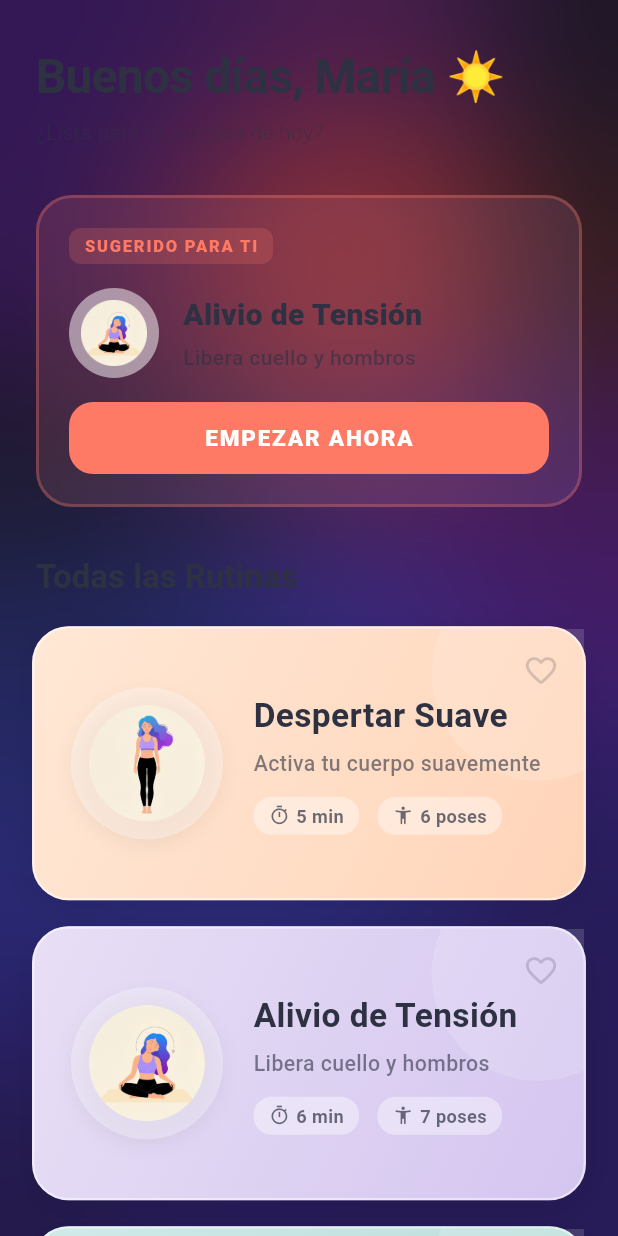
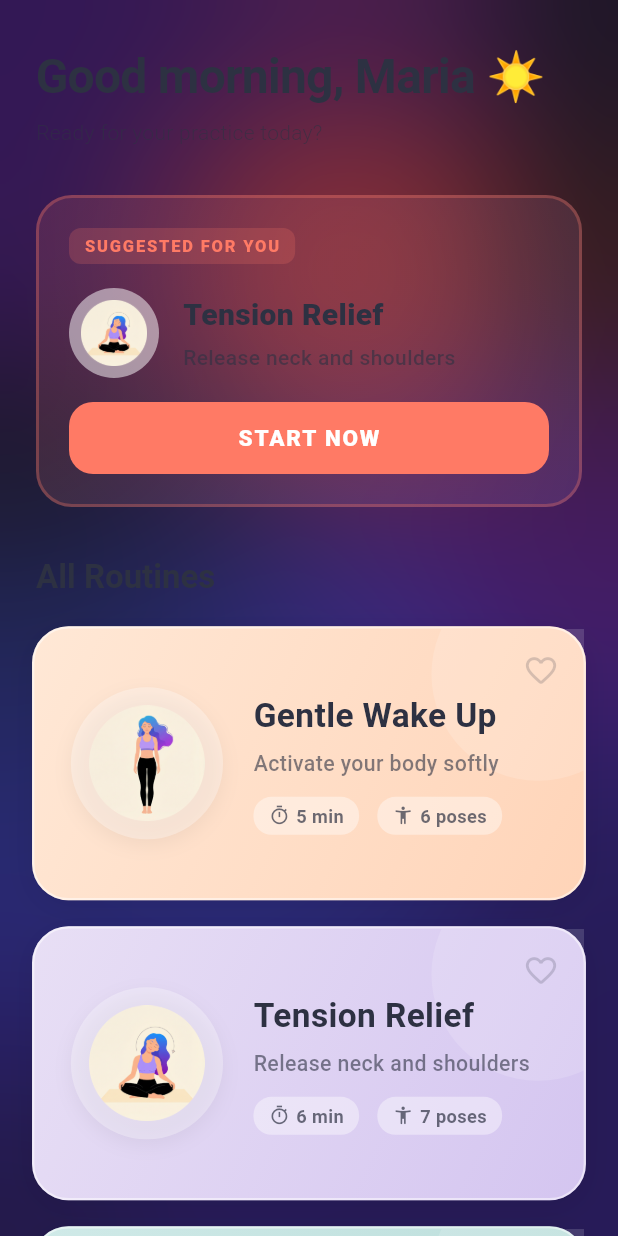
Before and after one commit to bautielcrack4-web/serenity-flow, a Flutter app: the HomeScreenContent screen opened directly, on a phone screen of 412 x 824 dp. Run offline on Flutter 3.47's test engine with Material 3 defaults, Android fonts, the light colour scheme and no system bars; our stand-ins replace audioplayers, confetti, sensors_plus, sign_in_with_apple, supabase_flutter; missing offline and left inert: purchases_flutter; accounts and stored records are empty; network calls fail; Roboto replaces fonts that are missing (Outfit).

Commit message:
Translate app to English and bump version to 1.0.1+4

```diff
--- a/lib/models/gamification_model.dart
+++ b/lib/models/gamification_model.dart
@@ -25,12 +25,12 @@ class LevelSystem {
   }
 
   static String getLevelTitle(int level) {
-    if (level < 5) return "Novato";
-    if (level < 10) return "Aprendiz";
-    if (level < 20) return "Practicante";
-    if (level < 30) return "Experto";
-    if (level < 50) return "Maestro";
-    return "Gurú";
+    if (level < 5) return "Novice";
+    if (level < 10) return "Apprentice";
+    if (level < 20) return "Practitioner";
+    if (level < 30) return "Expert";
+    if (level < 50) return "Master";
+    return "Guru";
   }
 
   static Color getLevelColor(int level) {
@@ -74,8 +74,8 @@ enum AchievementType {
 final List<Achievement> achievements = [
   Achievement(
     id: 'first_session',
-    name: 'Primera Sesión',
-    description: 'Completa tu primera sesión',
+    name: 'First Session',
+    description: 'Complete your first session',
     icon: Icons.star_rounded,
     color: AppColors.coral,
     requiredValue: 1,
@@ -83,8 +83,8 @@ final List<Achievement> achievements = [
   ),
   Achievement(
     id: 'streak_3',
-    name: 'Racha de Fuego',
-    description: '3 días consecutivos',
+    name: 'Fire Streak',
+    description: '3 consecutive days',
     icon: Icons.local_fire_department_rounded,
     color: Colors.orange,
     requiredValue: 3,
@@ -92,8 +92,8 @@ final List<Achievement> achievements = [
   ),
   Achievement(
     id: 'streak_7',
-    name: 'Semana Perfecta',
-    description: '7 días consecutivos',
+    name: 'Perfect Week',
+    description: '7 consecutive days',
     icon: Icons.emoji_events_rounded,
     color: Colors.amber,
     requiredValue: 7,
@@ -101,8 +101,8 @@ final List<Achievement> achievements = [
   ),
   Achievement(
     id: 'sessions_10',
-    name: 'Dedicación',
-    description: '10 sesiones completadas',
+    name: 'Dedication',
+    description: '10 sessions completed',
     icon: Icons.auto_awesome_rounded,
     color: AppColors.lavender,
     requiredValue: 10,
@@ -110,8 +110,8 @@ final List<Achievement> achievements = [
   ),
   Achievement(
     id: 'sessions_50',
-    name: 'Guerrero',
-    description: '50 sesiones completadas',
+    name: 'Warrior',
+    description: '50 sessions completed',
     icon: Icons.shield_rounded,
     color: AppColors.turquoise,
     requiredValue: 50,
@@ -119,8 +119,8 @@ final List<Achievement> achievements = [
   ),
   Achievement(
     id: 'level_10',
-    name: 'Maestro',
-    description: 'Alcanza nivel 10',
+    name: 'Master',
+    description: 'Reach level 10',
     icon: Icons.diamond_rounded,
     color: const Color(0xFF00D1FF),
     requiredValue: 10,
--- a/lib/models/routine_model.dart
+++ b/lib/models/routine_model.dart
@@ -60,56 +60,56 @@ class Pose {
 final List<Routine> routinesData = [
   Routine(
     id: 'despertar_suave',
-    name: 'Despertar Suave',
-    description: 'Activa tu cuerpo suavemente',
+    name: 'Gentle Wake Up',
+    description: 'Activate your body softly',
     duration: '8 min',
     poseCount: 6,
     difficulty: 1,
     icon: 'assets/images/poses/pose_montana.png',
     themeGradient: AppColors.peachGradient,
     poses: [
-      Pose(name: 'Montaña', image: 'assets/images/poses/pose_montana.png', duration: 30),
-      Pose(name: 'Gato-Vaca', image: 'assets/images/poses/pose_gato_vaca.png', duration: 45),
-      Pose(name: 'Estiramiento Lateral', image: 'assets/images/poses/pose_estiramiento_lateral.png', duration: 30, perSide: true),
-      Pose(name: 'Torsión Sentada', image: 'assets/images/poses/pose_torsion_sentada.png', duration: 30, perSide: true),
-      Pose(name: 'Niño', image: 'assets/images/poses/pose_nino.png', duration: 45),
-      Pose(name: 'Respiración Energizante', image: 'assets/images/poses/pose_respiracion_brazos.png', duration: 30),
+      Pose(name: 'Mountain', image: 'assets/images/poses/pose_montana.png', duration: 30),
+      Pose(name: 'Cat-Cow', image: 'assets/images/poses/pose_gato_vaca.png', duration: 45),
+      Pose(name: 'Side Stretch', image: 'assets/images/poses/pose_estiramiento_lateral.png', duration: 30, perSide: true),
+      Pose(name: 'Seated Twist', image: 'assets/images/poses/pose_torsion_sentada.png', duration: 30, perSide: true),
+      Pose(name: 'Child\'s Pose', image: 'assets/images/poses/pose_nino.png', duration: 45),
+      Pose(name: 'Energizing Breath', image: 'assets/images/poses/pose_respiracion_brazos.png', duration: 30),
     ],
   ),
   Routine(
     id: 'alivio_tension',
-    name: 'Alivio de Tensión',
-    description: 'Libera cuello y hombros',
+    name: 'Tension Relief',
+    description: 'Release neck and shoulders',
     duration: '10 min',
     poseCount: 7,
     difficulty: 2,
     icon: 'assets/images/poses/pose_circulo_cuello.png',
     themeGradient: AppColors.lavenderSoftGradient,
     poses: [
-      Pose(name: 'Respiración Sentada', image: 'assets/images/poses/pose_respiracion_brazos.png', duration: 30),
-      Pose(name: 'Círculos de Cuello', image: 'assets/images/poses/pose_circulo_cuello.png', duration: 30),
-      Pose(name: 'Círculos de Hombros', image: 'assets/images/poses/pose_circulo_hombros.png', duration: 30),
-      Pose(name: 'Brazo Cruzado', image: 'assets/images/poses/pose_brazo_cruzado.png', duration: 30, perSide: true),
-      Pose(name: 'Torsión Sentada', image: 'assets/images/poses/pose_torsion_sentada.png', duration: 45, perSide: true),
-      Pose(name: 'Gato-Vaca', image: 'assets/images/poses/pose_gato_vaca.png', duration: 60),
-      Pose(name: 'Niño', image: 'assets/images/poses/pose_nino.png', duration: 60),
+      Pose(name: 'Seated Breathing', image: 'assets/images/poses/pose_respiracion_brazos.png', duration: 30),
+      Pose(name: 'Neck Circles', image: 'assets/images/poses/pose_circulo_cuello.png', duration: 30),
+      Pose(name: 'Shoulder Rolls', image: 'assets/images/poses/pose_circulo_hombros.png', duration: 30),
+      Pose(name: 'Cross Arm Stretch', image: 'assets/images/poses/pose_brazo_cruzado.png', duration: 30, perSide: true),
+      Pose(name: 'Seated Twist', image: 'assets/images/poses/pose_torsion_sentada.png', duration: 45, perSide: true),
+      Pose(name: 'Cat-Cow', image: 'assets/images/poses/pose_gato_vaca.png', duration: 60),
+      Pose(name: 'Child\'s Pose', image: 'assets/images/poses/pose_nino.png', duration: 60),
     ],
   ),
   Routine(
     id: 'sueno_reparador',
-    name: 'Sueño Reparador',
-    description: 'Relaja antes de dormir',
+    name: 'Deep Sleep',
+    description: 'Relax before bed',
     duration: '12 min',
     poseCount: 6,
     difficulty: 1,
     icon: 'assets/images/poses/pose_savasana.png',
     themeGradient: AppColors.turquoiseSoftGradient,
     poses: [
-      Pose(name: 'Respiración Profunda', image: 'assets/images/poses/pose_respiracion_brazos.png', duration: 60),
-      Pose(name: 'Mariposa Reclinada', image: 'assets/images/poses/pose_mariposa_reclinada.png', duration: 90),
-      Pose(name: 'Piernas en la Pared', image: 'assets/images/poses/pose_piernas_pared.png', duration: 120),
-      Pose(name: 'Torsión Reclinada', image: 'assets/images/poses/pose_torsion_reclinada.png', duration: 60, perSide: true),
-      Pose(name: 'Abrazo de Rodillas', image: 'assets/images/poses/pose_abrazo_rodillas.png', duration: 60),
+      Pose(name: 'Deep Breathing', image: 'assets/images/poses/pose_respiracion_brazos.png', duration: 60),
+      Pose(name: 'Reclined Butterfly', image: 'assets/images/poses/pose_mariposa_reclinada.png', duration: 90),
+      Pose(name: 'Legs Up the Wall', image: 'assets/images/poses/pose_piernas_pared.png', duration: 120),
+      Pose(name: 'Reclined Twist', image: 'assets/images/poses/pose_torsion_reclinada.png', duration: 60, perSide: true),
+      Pose(name: 'Knee Hug', image: 'assets/images/poses/pose_abrazo_rodillas.png', duration: 60),
       Pose(name: 'Savasana', image: 'assets/images/poses/pose_savasana.png', duration: 180),
     ],
   ),
--- a/lib/screens/home/home_screen_content.dart
+++ b/lib/screens/home/home_screen_content.dart
@@ -35,17 +35,17 @@ class _HomeScreenContentState extends State<HomeScreenContent> with SingleTicker
 
   String _getGreeting() {
     final hour = DateTime.now().hour;
-    if (hour < 12) return "Buenos días";
-    if (hour < 18) return "Buenas tardes";
-    return "Buenas noches";
+    if (hour < 12) return "Good morning";
+    if (hour < 18) return "Good afternoon";
+    return "Good evening";
   }
 
   String _getRecommendation() {
     final hour = DateTime.now().hour;
-    if (hour < 10) return "Despertar Suave";
-    if (hour < 14) return "Alivio de Tensión";
-    if (hour < 20) return "Alivio de Tensión";
-    return "Sueño Reparador";
+    if (hour < 10) return "Gentle Wake Up";
+    if (hour < 14) return "Tension Relief";
+    if (hour < 20) return "Tension Relief";
+    return "Deep Sleep";
   }
 
   @override
@@ -69,7 +69,7 @@ class _HomeScreenContentState extends State<HomeScreenContent> with SingleTicker
                 const SizedBox(height: 32),
 
                 // Section Header
-                Text("Todas las Rutinas", style: Theme.of(context).textTheme.headlineSmall),
+                Text("All Routines", style: Theme.of(context).textTheme.headlineSmall),
                 const SizedBox(height: 20),
 
                 // Routine Cards with Staggered Animation
@@ -120,12 +120,12 @@ class _HomeScreenContentState extends State<HomeScreenContent> with SingleTicker
       crossAxisAlignment: CrossAxisAlignment.start,
       children: [
         Text(
-          "${_getGreeting()}, María ☀️",
+          "${_getGreeting()}, Maria ☀️",
           style: AppTextStyles.headline.copyWith(color: AppColors.dark),
         ),
         const SizedBox(height: 8),
         Text(
-          "¿Lista para tu práctica de hoy?",
+          "Ready for your practice today?",
           style: AppTextStyles.caption.copyWith(color: AppColors.dark.withOpacity(0.6)),
         ),
       ],
@@ -162,7 +162,7 @@ class _HomeScreenContentState extends State<HomeScreenContent> with SingleTicker
                   borderRadius: BorderRadius.circular(8),
                 ),
                 child: const Text(
-                  "SUGERIDO PARA TI",
+                  "SUGGESTED FOR YOU",
                   style: TextStyle(
                     fontSize: 11,
                     fontWeight: FontWeight.w900,
@@ -224,7 +224,7 @@ class _HomeScreenContentState extends State<HomeScreenContent> with SingleTicker
                 elevation: 0,
               ),
               child: const Text(
-                "EMPEZAR AHORA",
+                "START NOW",
                 style: TextStyle(
                   fontSize: 15,
                   fontWeight: FontWeight.w900,
--- a/lib/screens/home/main_navigation_screen.dart
+++ b/lib/screens/home/main_navigation_screen.dart
@@ -72,8 +72,8 @@ class _MainNavigationScreenState extends State<MainNavigationScreen> {
             mainAxisAlignment: MainAxisAlignment.spaceEvenly,
             children: [
               _buildNavItem(0, Icons.spa_outlined, "Home"),
-              _buildNavItem(1, Icons.bar_chart_rounded, "Progreso"),
-              _buildNavItem(2, Icons.settings_rounded, "Ajustes"),
+              _buildNavItem(1, Icons.bar_chart_rounded, "Progress"),
+              _buildNavItem(2, Icons.settings_rounded, "Settings"),
             ],
           ),
         ],
--- a/lib/screens/monetization/paywall_screen.dart
+++ b/lib/screens/monetization/paywall_screen.dart
@@ -259,7 +259,7 @@ class _PaywallScreenState extends State<PaywallScreen> {
                         if (isAnnual) ...[
                           const SizedBox(height: 4),
                           Text(
-                            "US\$ 29.99 USD 14.99",
+                            "US\$ 29.99  US\$ 14.99",
                             style: TextStyle(
                               fontSize: 14,
                               color: AppColors.dark.withOpacity(0.4),
--- a/lib/screens/onboarding/questionnaire_screen.dart
+++ b/lib/screens/onboarding/questionnaire_screen.dart
@@ -203,27 +203,27 @@ class _QuestionnaireScreenState extends State<QuestionnaireScreen> with TickerPr
 
   String _getQuestionText() {
     switch (_currentStep) {
-      case 1: return "¿Cuál es tu objetivo principal?";
-      case 2: return "¿Con qué frecuencia practicas yoga?";
-      case 3: return "¿Cómo está tu nivel de energía hoy?";
-      case 4: return "¿Tienes alguna molestia física?";
-      case 5: return "¿Tu nivel de estrés actual?";
-      case 6: return "¿Cuánto tiempo tienes hoy?";
-      case 7: return "¿Qué tipo de sesión prefieres?";
-      default: return "¿Listo para comenzar?";
+      case 1: return "What is your main goal?";
+      case 2: return "How often do you practice yoga?";
+      case 3: return "How is your energy today?";
+      case 4: return "Any physical discomfort?";
+      case 5: return "Current stress level?";
+      case 6: return "How much time do you have?";
+      case 7: return "Session preference?";
+      default: return "Ready to start?";
     }
   }
 
   List<String> _getOptions() {
      switch (_currentStep) {
-      case 1: return ["Flexibilidad", "Fuerza", "Relajación", "Meditación"];
-      case 2: return ["Nunca", "Ocasionalmente", "Regularmente", "Diario"];
-      case 3: return ["Baja", "Media", "Alta", "Mucha energía"];
-      case 4: return ["Espalda", "Cuello", "Rodillas", "Ninguna"];
-      case 5: return ["Bajo", "Medio", "Alto"];
+      case 1: return ["Flexibility", "Strength", "Relaxation", "Meditation"];
+      case 2: return ["Never", "Occasionally", "Regularly", "Daily"];
+      case 3: return ["Low", "Medium", "High", "Lots of energy"];
+      case 4: return ["Back", "Neck", "Knees", "None"];
+      case 5: return ["Low", "Medium", "High"];
       case 6: return ["5-10 min", "15-20 min", "30+ min"];
-      case 7: return ["Guiada", "Silenciosa", "Música suave"];
-      default: return ["¡Comenzar ahora!"];
+      case 7: return ["Guided", "Silent", "Soft Music"];
+      default: return ["Start Now!"];
     }
   }
 }
--- a/lib/screens/session/pre_session_screen.dart
+++ b/lib/screens/session/pre_session_screen.dart
@@ -178,7 +178,7 @@ class _PreSessionScreenState extends State<PreSessionScreen> with SingleTickerPr
             child: const Row(
               mainAxisAlignment: MainAxisAlignment.center,
               children: [
-                Text("COMENZAR PRÁCTICA", style: TextStyle(fontSize: 20, fontWeight: FontWeight.w900, color: Colors.white, letterSpacing: 1.2)),
+                Text("START PRACTICE", style: TextStyle(fontSize: 20, fontWeight: FontWeight.w900, color: Colors.white, letterSpacing: 1.2)),
                 SizedBox(width: 12),
                 Icon(Icons.play_arrow_rounded, color: Colors.white, size: 28),
               ],
--- a/pubspec.yaml
+++ b/pubspec.yaml
@@ -16,7 +16,7 @@ publish_to: 'none' # Remove this line if you wish to publish to pub.dev
 # https://developer.apple.com/library/archive/documentation/General/Reference/InfoPlistKeyReference/Articles/CoreFoundationKeys.html
 # In Windows, build-name is used as the major, minor, and patch parts
 # of the product and file versions while build-number is used as the build suffix.
-version: 1.0.1+2
+version: 1.0.1+4
 
 environment:
   sdk: ^3.6.0
@@ -43,6 +43,7 @@ dependencies:
   purchases_flutter: ^8.0.0
   sensors_plus: ^7.0.0
   sign_in_with_apple: ^7.0.1
+  url_launcher: ^6.3.2
 
 dev_dependencies:
   flutter_test:
```
Also changed, not shown: lib/screens/home/progress_screen.dart (+19 -19 lines), lib/screens/home/settings_screen.dart (+15 -15 lines), lib/screens/session/completion_screen.dart (+9 -10 lines), lib/screens/session/pose_screen.dart (+9 -6 lines), lib/services/revenue_cat_service.dart (+6 -5 lines), lib/services/supabase_service.dart (+6 -5 lines), pubspec.lock.
